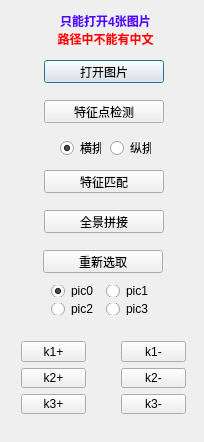
First picture: the form in siftmatch.ui, repository zhoukq/sift, before the edit.
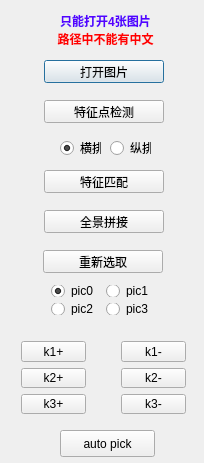
Second picture: the form after the edit.

Commit message: integration the function into one button

```diff
--- a/siftmatch.ui
+++ b/siftmatch.ui
@@ -7,7 +7,7 @@
     <x>0</x>
     <y>0</y>
     <width>204</width>
-    <height>442</height>
+    <height>463</height>
    </rect>
   </property>
   <property name="windowTitle">
@@ -134,7 +134,7 @@
     <set>Qt::AlignCenter</set>
    </property>
   </widget>
-  <widget class="QWidget" name="">
+  <widget class="QWidget" name="layoutWidget">
    <property name="geometry">
     <rect>
      <x>110</x>
@@ -167,7 +167,7 @@
     </item>
    </layout>
   </widget>
-  <widget class="QWidget" name="">
+  <widget class="QWidget" name="layoutWidget">
    <property name="geometry">
     <rect>
      <x>10</x>
@@ -200,7 +200,7 @@
     </item>
    </layout>
   </widget>
-  <widget class="QWidget" name="">
+  <widget class="QWidget" name="layoutWidget">
    <property name="geometry">
     <rect>
      <x>40</x>
@@ -243,6 +243,19 @@
     </item>
    </layout>
   </widget>
+  <widget class="QPushButton" name="pushButton">
+   <property name="geometry">
+    <rect>
+     <x>60</x>
+     <y>430</y>
+     <width>95</width>
+     <height>27</height>
+    </rect>
+   </property>
+   <property name="text">
+    <string>auto pick</string>
+   </property>
+  </widget>
  </widget>
  <layoutdefault spacing="6" margin="11"/>
  <resources/>
```
The commit also changes 3 other files.
